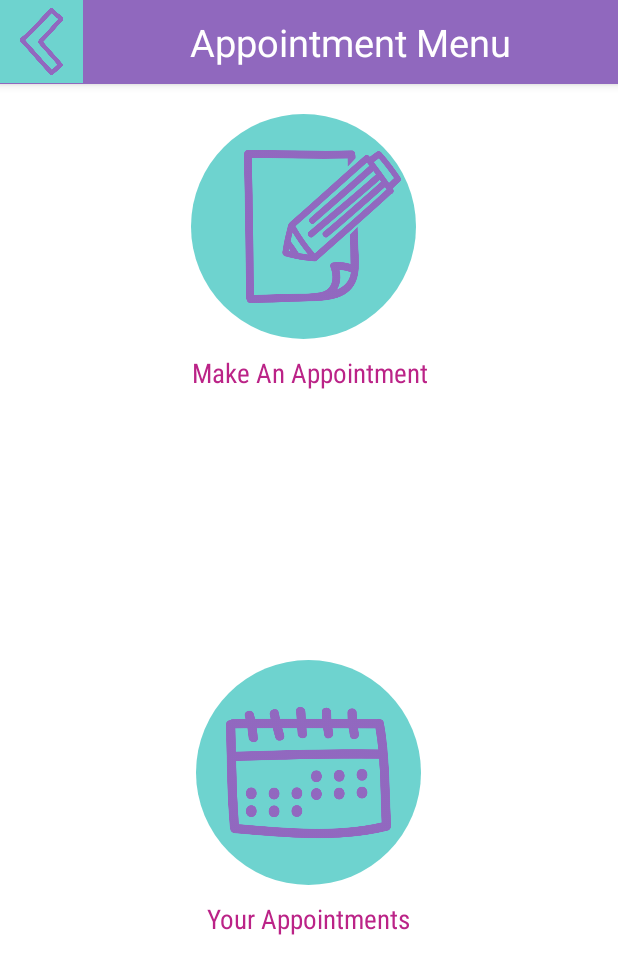
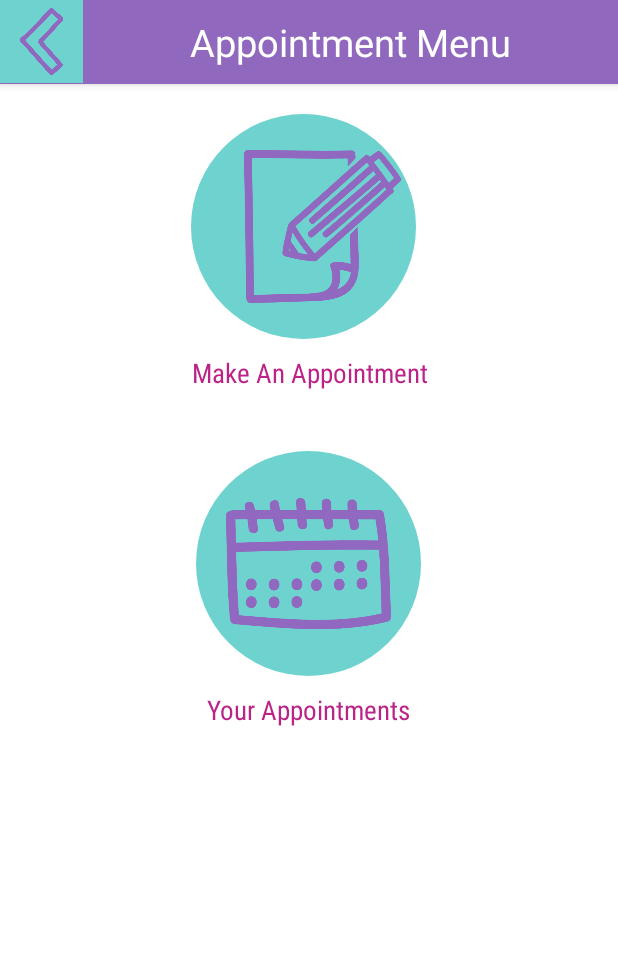
Before and after one commit to JamieHorwell/StudentWellbeingApp, an Android app: the AppointmentMenuActivity screen opened directly, with no data from a screen before it, on a phone screen of 412 x 824 dp. Shown: the top 974 px of the screen. Run offline under Robolectric (Android 15) with nearby library versions, the phone set to English and light mode, and no system bars; network calls fail; 2 statements that could not run were skipped.

Commit message:
Fixing back buttons, cancel appointment

```diff
--- a/app/src/main/java/team10/studentwellbeingapp/LoginActivity.java
+++ b/app/src/main/java/team10/studentwellbeingapp/LoginActivity.java
@@ -130,7 +130,7 @@ public class LoginActivity extends AppCompatActivity {
                 toast.show();
             }
             else {
-                String message = ("Unable to connect, please ensure you have internet enabled." +
+                String message = ("Unable to connect, please ensure you have internet enabled and have entered the right credentials." +
                         " If the problem persists please contact NUIT");
                 Toast toast = Toast.makeText(mcontext, message, Toast.LENGTH_LONG);
                 toast.show();
--- a/app/src/main/java/team10/studentwellbeingapp/SymptomCheckerActivity.java
+++ b/app/src/main/java/team10/studentwellbeingapp/SymptomCheckerActivity.java
@@ -48,7 +48,7 @@ public class SymptomCheckerActivity extends AppCompatActivity {
         setContentView(R.layout.symptom_checker);
         Toolbar toolbar = (Toolbar) findViewById(R.id.buttonSixToolbar);
         setSupportActionBar(toolbar);
-        Alertdialog("Disclaimer: This symptom checker is simply a demo and does ont qualify as a professional diagnosis.");
+        Alertdialog("Disclaimer: This symptom checker is simply a demo and does not qualify as a professional diagnosis.");
     }
 
     //submit button has been clicked, sums scores of issues
--- a/app/src/main/java/team10/studentwellbeingapp/UsersAppointmentAdapter.java
+++ b/app/src/main/java/team10/studentwellbeingapp/UsersAppointmentAdapter.java
@@ -90,7 +90,7 @@ public class UsersAppointmentAdapter extends ArrayAdapter<Appointment> {
         builder.setPositiveButton(android.R.string.ok, new DialogInterface.OnClickListener() {
             @Override
             public void onClick(DialogInterface dialog, int which) {
-                new cancelAppointment(appointment.getaid(),password, appointment.getStudent()).execute();
+                new cancelAppointment(appointment.getaid(),username, password).execute();
             }
         });
         builder.setNegativeButton("Cancel",
--- a/app/src/main/res/layout/appointment_manager.xml
+++ b/app/src/main/res/layout/appointment_manager.xml
@@ -42,7 +42,7 @@ Notes:
                     android:layout_width="55dp"
                     android:layout_height="55dp"
                     android:layout_gravity="start"
-                    android:onClick="onEntryButtonClick"
+                    android:onClick="backButtonClick"
                     android:id="@+id/moodEntryBackButton"
                     android:src="@drawable/previous_button"
                     android:background="@color/mood_diary_teal"
--- a/app/src/main/res/layout/appointment_menu.xml
+++ b/app/src/main/res/layout/appointment_menu.xml
@@ -18,7 +18,9 @@ Notes:
     android:orientation="vertical"
     android:background="@color/wellbeing_white">
 
-
+    <ScrollView
+        android:layout_height="wrap_content"
+        android:layout_width="match_parent">
 
         <LinearLayout
             android:layout_width="match_parent"
@@ -30,7 +32,6 @@ Notes:
                 android:layout_height="wrap_content"
                 android:background="@color/wellbeing_dark_purple"
                 android:elevation="@dimen/toolbar_elevation"
-                android:theme="@style/ThemeOverlay.AppCompat.ActionBar"
                 android:popupTheme="@style/ThemeOverlay.AppCompat.Light"
                 app:contentInsetLeft="0dp"
                 app:contentInsetStart="0dp"
@@ -88,7 +89,8 @@ Notes:
                 android:layout_weight="1"
                 android:layout_gravity="center_horizontal"
                 android:paddingTop="20dp"
-                android:orientation="vertical">
+                android:orientation="vertical"
+                android:paddingBottom="40dp">
                 <ImageButton
                     android:layout_width="@dimen/menu_button_height"
                     android:layout_height="@dimen/menu_button_height"
@@ -151,4 +153,5 @@ Notes:
         </LinearLayout>
 
 </LinearLayout>
+    </ScrollView>
     </LinearLayout>
```
Also changed, not shown: app/src/main/java/team10/studentwellbeingapp/AppointmentAccessorNew.java (+5 -2 lines), app/src/main/java/team10/studentwellbeingapp/FreeAppointmentAdapter.java (+8 -3 lines).
